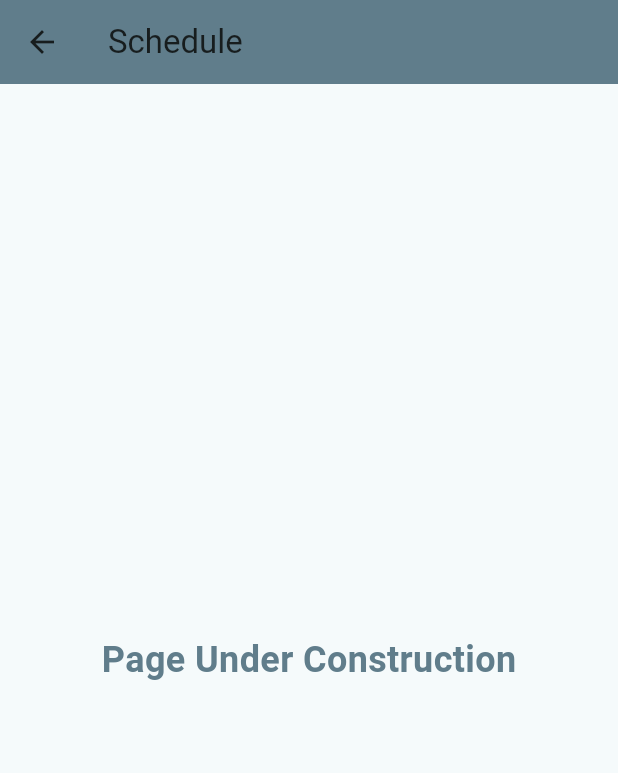
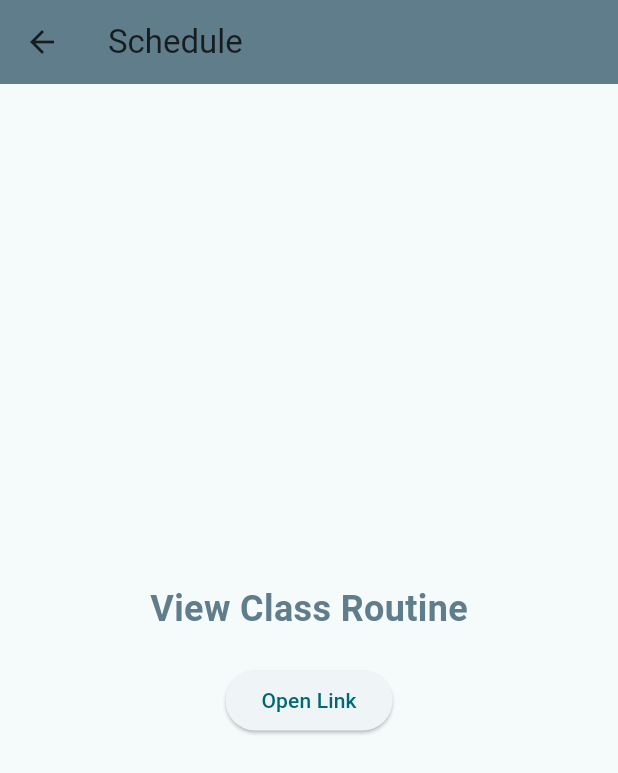
Before and after one commit to najat-ttt/SAMS_Basic, a Flutter app: the SchedulePage screen opened directly, on a phone screen of 412 x 824 dp. Shown: the top 773 px of the screen. Run offline on Flutter 3.47's test engine with Material 3 defaults, Android fonts, the light colour scheme and no system bars; our stand-ins replace cloud_firestore, file_picker, firebase_auth, firebase_core, image_picker, open_file and 2 more; missing offline and left inert: dart:html, excel; accounts and stored records are empty.

Commit message:
Added class schedule

```diff
--- a/lib/profile_page/schedule_page.dart
+++ b/lib/profile_page/schedule_page.dart
@@ -1,4 +1,5 @@
 import 'package:flutter/material.dart';
+import 'package:url_launcher/url_launcher.dart';
 
 class SchedulePage extends StatelessWidget {
   const SchedulePage({super.key});
@@ -11,9 +12,24 @@ class SchedulePage extends StatelessWidget {
         backgroundColor: Colors.blueGrey,
       ),
       body: Center(
-        child: Text(
-          "Page Under Construction",
-          style: TextStyle(fontSize: 24, fontWeight: FontWeight.bold, color: Colors.blueGrey),
+        child: Column(
+          mainAxisAlignment: MainAxisAlignment.center,
+          children: [
+            Text(
+              "View Class Routine",
+              style: TextStyle(fontSize: 24, fontWeight: FontWeight.bold, color: Colors.blueGrey),
+            ),
+            SizedBox(height: 20),
+            ElevatedButton(
+              onPressed: () async {
+                const url = 'https://www.cse.ruet.ac.bd/page/class-routine';
+                if (await canLaunchUrl(Uri.parse(url))) {
+                  await launchUrl(Uri.parse(url));
+                }
+              },
+              child: Text('Open Link'),
+            ),
+          ],
         ),
       ),
     );
--- a/pubspec.yaml
+++ b/pubspec.yaml
@@ -24,6 +24,7 @@ dependencies:
   path_provider: ^2.1.5
   shared_preferences: ^2.5.3
   flutter_web_auth_2: ^4.1.0
+  url_launcher: ^6.2.6
 
 dev_dependencies:
   flutter_test:
```
Also changed, not shown: pubspec.lock, 1 other file.
